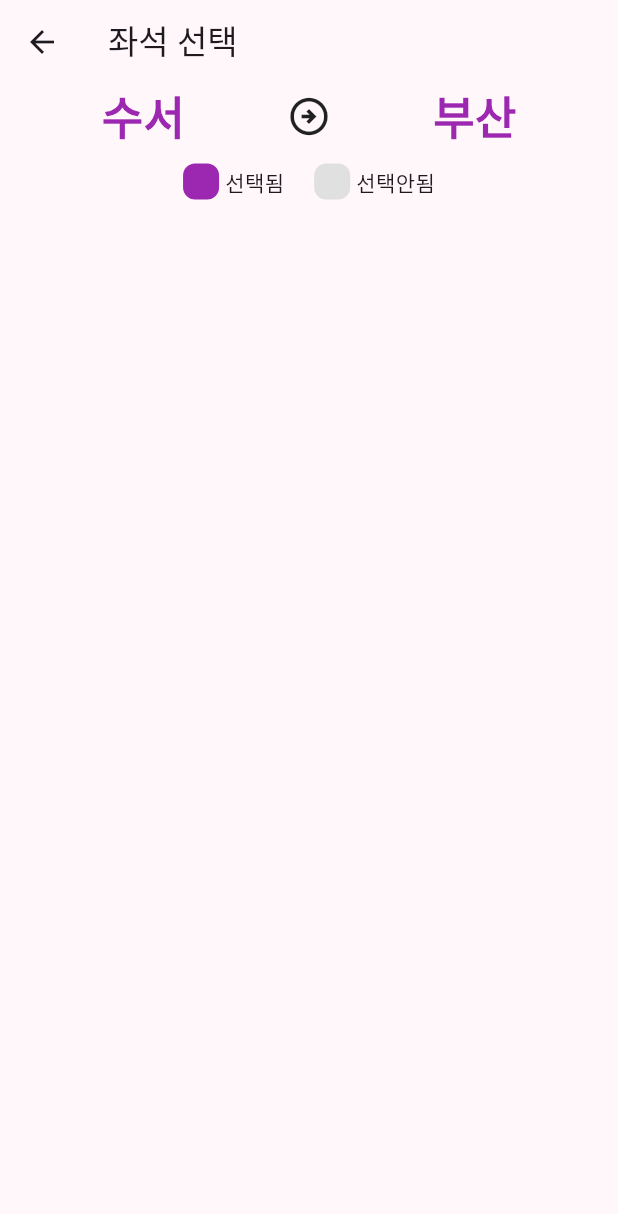
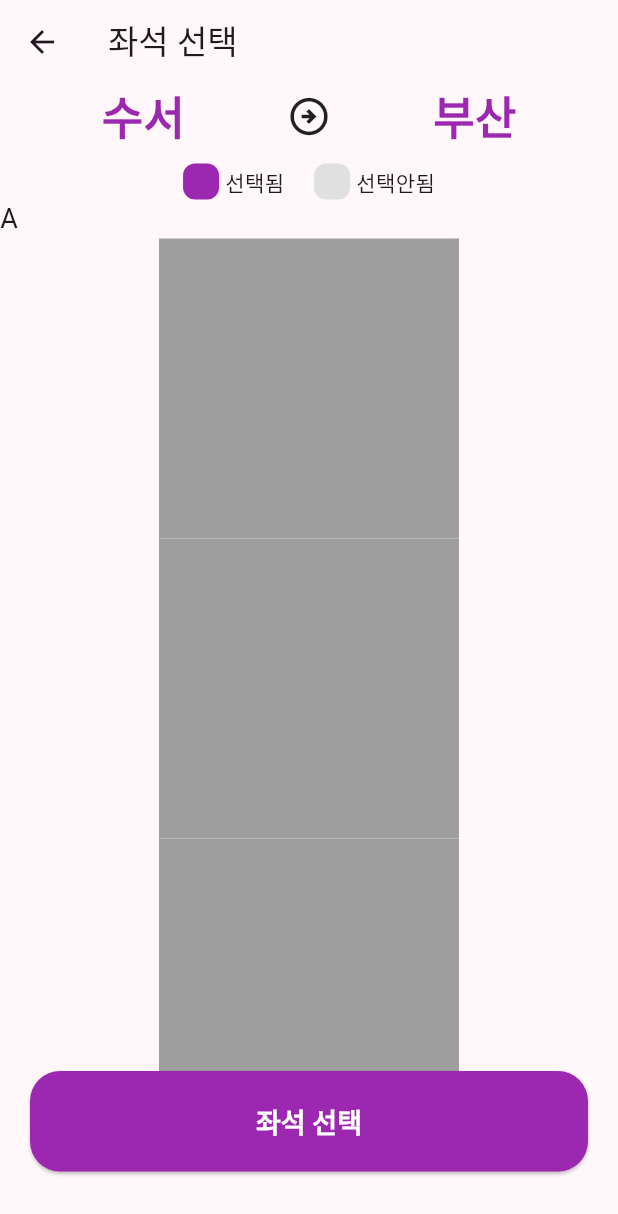
Before and after one commit to idikim/flutter_train_app, a Flutter app: the SeatPage screen opened directly, on a phone screen of 412 x 824 dp. Shown: the top 1214 px of the screen. Run offline on Flutter 3.47's test engine with Material 3 defaults, Android fonts, the phone set to English and light mode, and no system bars.

Commit message:
3페이지 UI틀 완성

```diff
--- a/lib/main.dart
+++ b/lib/main.dart
@@ -11,7 +11,6 @@ void main() {
 class MyApp extends StatelessWidget {
   const MyApp({super.key});
 
-  // This widget is the root of your application.
   @override
   Widget build(BuildContext context) {
     return MaterialApp(
--- a/lib/pages/seat_page.dart
+++ b/lib/pages/seat_page.dart
@@ -1,4 +1,8 @@
+import 'package:flutter/cupertino.dart';
 import 'package:flutter/material.dart';
+import 'package:flutter_train_app/pages/widgets/seat_bottom.dart';
+import 'package:flutter_train_app/pages/widgets/seat_select_box.dart';
+import 'package:flutter_train_app/theme.dart';
 
 class SeatPage extends StatelessWidget {
   const SeatPage({super.key});
@@ -33,7 +37,7 @@ class SeatPage extends StatelessWidget {
             ],
           ),
           Padding(
-            padding: const EdgeInsets.symmetric(vertical: 10),
+            padding: const EdgeInsets.only(top: 10),
             child: Row(
               mainAxisAlignment: MainAxisAlignment.center,
               children: [
@@ -64,7 +68,9 @@ class SeatPage extends StatelessWidget {
                 const Text('선택안됨'),
               ],
             ),
-          )
+          ),
+          SeatSelectBox(),
+          SeatBottom()
         ],
       ),
     );
--- /dev/null
+++ b/lib/pages/widgets/seat_bottom.dart
@@ -0,0 +1,59 @@
+import 'package:flutter/cupertino.dart';
+import 'package:flutter/material.dart';
+
+class SeatBottom extends StatelessWidget {
+  const SeatBottom({super.key});
+
+  @override
+  Widget build(BuildContext context) {
+    return Padding(
+      padding: const EdgeInsets.symmetric(horizontal: 20),
+      child: SizedBox(
+        height: 110,
+        child: Column(
+          children: [
+            SizedBox(
+              width: double.infinity,
+              child: ElevatedButton(
+                style: const ButtonStyle(),
+                onPressed: () {
+                  showCupertinoDialog(
+                    context: context,
+                    builder: (context) => CupertinoAlertDialog(
+                      title: const Text("예매 하시겠습니까?"),
+                      actions: [
+                        CupertinoDialogAction(
+                          onPressed: () {
+                            Navigator.pop(context);
+                          },
+                          child: const Text(
+                            "취소",
+                            style: TextStyle(color: Colors.red),
+                          ),
+                        ),
+                        CupertinoDialogAction(
+                          onPressed: () {
+                            Navigator.pop(context);
+                          },
+                          child: GestureDetector(
+                            onTap: () => Navigator.pop(context),
+                            child: const Text(
+                              "확인",
+                              style: TextStyle(color: Colors.blue),
+                            ),
+                          ),
+                        ),
+                      ],
+                    ),
+                  );
+                },
+                child: const Text("좌석 선택"),
+              ),
+            ),
+            const Spacer()
+          ],
+        ),
+      ),
+    );
+  }
+}
--- /dev/null
+++ b/lib/pages/widgets/seat_select_box.dart
@@ -0,0 +1,53 @@
+import 'package:flutter/material.dart';
+
+class SeatSelectBox extends StatelessWidget {
+  const SeatSelectBox({super.key});
+
+  @override
+  Widget build(BuildContext context) {
+    return Expanded(
+      child: ListView(
+        children: [
+          Text(
+            'A',
+            style: TextStyle(
+              fontSize: 18,
+            ),
+          ),
+          SizedBox(
+            width: 50,
+            height: 2000,
+            child: Column(
+              mainAxisAlignment: MainAxisAlignment.spaceBetween,
+              children: [
+                seat(),
+                seat(),
+                seat(),
+                seat(),
+                seat(),
+                seat(),
+                seat(),
+                seat(),
+                seat(),
+                seat(),
+              ],
+            ),
+          )
+        ],
+      ),
+    );
+  }
+
+  Widget seat() {
+    return Expanded(
+      child: AspectRatio(
+        aspectRatio: 1,
+        child: Container(
+          decoration: BoxDecoration(
+            color: Colors.grey,
+          ),
+        ),
+      ),
+    );
+  }
+}
```
